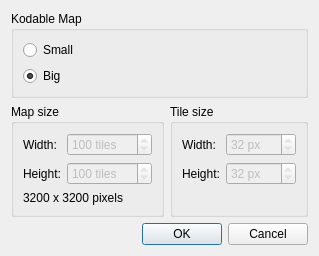
First picture: the form in src/tiled/newmapdialog.ui, repository jaman1020/tiled, before the edit.
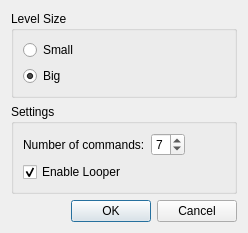
Second picture: the form after the edit.

Commit message:
Changed New Map dialog
* Removed map and tile size information
* Added looper and number of commands inputs

Patch:
```diff
--- a/src/tiled/newmapdialog.ui
+++ b/src/tiled/newmapdialog.ui
@@ -6,8 +6,8 @@
    <rect>
     <x>0</x>
     <y>0</y>
-    <width>370</width>
-    <height>277</height>
+    <width>306</width>
+    <height>239</height>
    </rect>
   </property>
   <property name="windowTitle">
@@ -17,172 +17,6 @@
    <property name="sizeConstraint">
     <enum>QLayout::SetFixedSize</enum>
    </property>
-   <item row="1" column="0">
-    <widget class="QGroupBox" name="groupBox_3">
-     <property name="title">
-      <string>Map size</string>
-     </property>
-     <layout class="QGridLayout" name="gridLayout_2">
-      <item row="0" column="0">
-       <widget class="QLabel" name="label">
-        <property name="text">
-         <string>Width:</string>
-        </property>
-        <property name="buddy">
-         <cstring>mapWidth</cstring>
-        </property>
-       </widget>
-      </item>
-      <item row="0" column="1">
-       <widget class="QSpinBox" name="mapWidth">
-        <property name="enabled">
-         <bool>false</bool>
-        </property>
-        <property name="readOnly">
-         <bool>true</bool>
-        </property>
-        <property name="suffix">
-         <string extracomment="Remember starting with a space."> tiles</string>
-        </property>
-        <property name="minimum">
-         <number>1</number>
-        </property>
-        <property name="maximum">
-         <number>99999</number>
-        </property>
-        <property name="value">
-         <number>100</number>
-        </property>
-       </widget>
-      </item>
-      <item row="1" column="0">
-       <widget class="QLabel" name="label_2">
-        <property name="text">
-         <string>Height:</string>
-        </property>
-        <property name="buddy">
-         <cstring>mapHeight</cstring>
-        </property>
-       </widget>
-      </item>
-      <item row="1" column="1">
-       <widget class="QSpinBox" name="mapHeight">
-        <property name="enabled">
-         <bool>false</bool>
-        </property>
-        <property name="readOnly">
-         <bool>true</bool>
-        </property>
-        <property name="suffix">
-         <string> tiles</string>
-        </property>
-        <property name="minimum">
-         <number>1</number>
-        </property>
-        <property name="maximum">
-         <number>99999</number>
-        </property>
-        <property name="value">
-         <number>100</number>
-        </property>
-       </widget>
-      </item>
-      <item row="2" column="0" colspan="2">
-       <widget class="QLabel" name="pixelSizeLabel">
-        <property name="text">
-         <string notr="true" extracomment="Dummy text">3200 x 3200 pixels</string>
-        </property>
-       </widget>
-      </item>
-     </layout>
-    </widget>
-   </item>
-   <item row="1" column="1">
-    <widget class="QGroupBox" name="groupBox_2">
-     <property name="title">
-      <string>Tile size</string>
-     </property>
-     <layout class="QGridLayout" name="gridLayout">
-      <item row="0" column="0">
-       <widget class="QLabel" name="label_3">
-        <property name="text">
-         <string>Width:</string>
-        </property>
-        <property name="buddy">
-         <cstring>tileWidth</cstring>
-        </property>
-       </widget>
-      </item>
-      <item row="0" column="1">
-       <widget class="QSpinBox" name="tileWidth">
-        <property name="enabled">
-         <bool>false</bool>
-        </property>
-        <property name="readOnly">
-         <bool>true</bool>
-        </property>
-        <property name="suffix">
-         <string extracomment="Remember starting with a space."> px</string>
-        </property>
-        <property name="minimum">
-         <number>1</number>
-        </property>
-        <property name="maximum">
-         <number>9999</number>
-        </property>
-        <property name="value">
-         <number>32</number>
-        </property>
-       </widget>
-      </item>
-      <item row="1" column="0">
-       <widget class="QLabel" name="label_4">
-        <property name="text">
-         <string>Height:</string>
-        </property>
-        <property name="buddy">
-         <cstring>tileHeight</cstring>
-        </property>
-       </widget>
-      </item>
-      <item row="1" column="1">
-       <widget class="QSpinBox" name="tileHeight">
-        <property name="enabled">
-         <bool>false</bool>
-        </property>
-        <property name="readOnly">
-         <bool>true</bool>
-        </property>
-        <property name="suffix">
-         <string> px</string>
-        </property>
-        <property name="minimum">
-         <number>1</number>
-        </property>
-        <property name="maximum">
-         <number>9999</number>
-        </property>
-        <property name="value">
-         <number>32</number>
-        </property>
-       </widget>
-      </item>
-      <item row="2" column="0" colspan="2">
-       <spacer name="verticalSpacer_2">
-        <property name="orientation">
-         <enum>Qt::Vertical</enum>
-        </property>
-        <property name="sizeHint" stdset="0">
-         <size>
-          <width>0</width>
-          <height>0</height>
-         </size>
-        </property>
-       </spacer>
-      </item>
-     </layout>
-    </widget>
-   </item>
    <item row="3" column="0" colspan="2">
     <widget class="QDialogButtonBox" name="buttonBox">
      <property name="orientation">
@@ -209,7 +43,7 @@
    <item row="0" column="0" colspan="2">
     <widget class="QGroupBox" name="groupBox_4">
      <property name="title">
-      <string>Kodable Map</string>
+      <string>Level Size</string>
      </property>
      <layout class="QVBoxLayout" name="verticalLayout">
       <item>
@@ -232,6 +66,58 @@
      </layout>
     </widget>
    </item>
+   <item row="1" column="0" colspan="2">
+    <widget class="QGroupBox" name="groupBox">
+     <property name="title">
+      <string>Settings</string>
+     </property>
+     <layout class="QGridLayout" name="gridLayout">
+      <item row="1" column="1">
+       <widget class="QSpinBox" name="commandCount">
+        <property name="minimum">
+         <number>1</number>
+        </property>
+        <property name="maximum">
+         <number>8</number>
+        </property>
+        <property name="value">
+         <number>7</number>
+        </property>
+       </widget>
+      </item>
+      <item row="1" column="2">
+       <spacer name="horizontalSpacer">
+        <property name="orientation">
+         <enum>Qt::Horizontal</enum>
+        </property>
+        <property name="sizeHint" stdset="0">
+         <size>
+          <width>40</width>
+          <height>20</height>
+         </size>
+        </property>
+       </spacer>
+      </item>
+      <item row="1" column="0">
+       <widget class="QLabel" name="label">
+        <property name="text">
+         <string>Number of commands:</string>
+        </property>
+       </widget>
+      </item>
+      <item row="2" column="0">
+       <widget class="QCheckBox" name="looper">
+        <property name="text">
+         <string>Enable Looper</string>
+        </property>
+        <property name="checked">
+         <bool>true</bool>
+        </property>
+       </widget>
+      </item>
+     </layout>
+    </widget>
+   </item>
   </layout>
  </widget>
  <tabstops>
```
Left out of the diff: 4 changed lines with no effect on the pictures. The commit also changes 2 other files.
